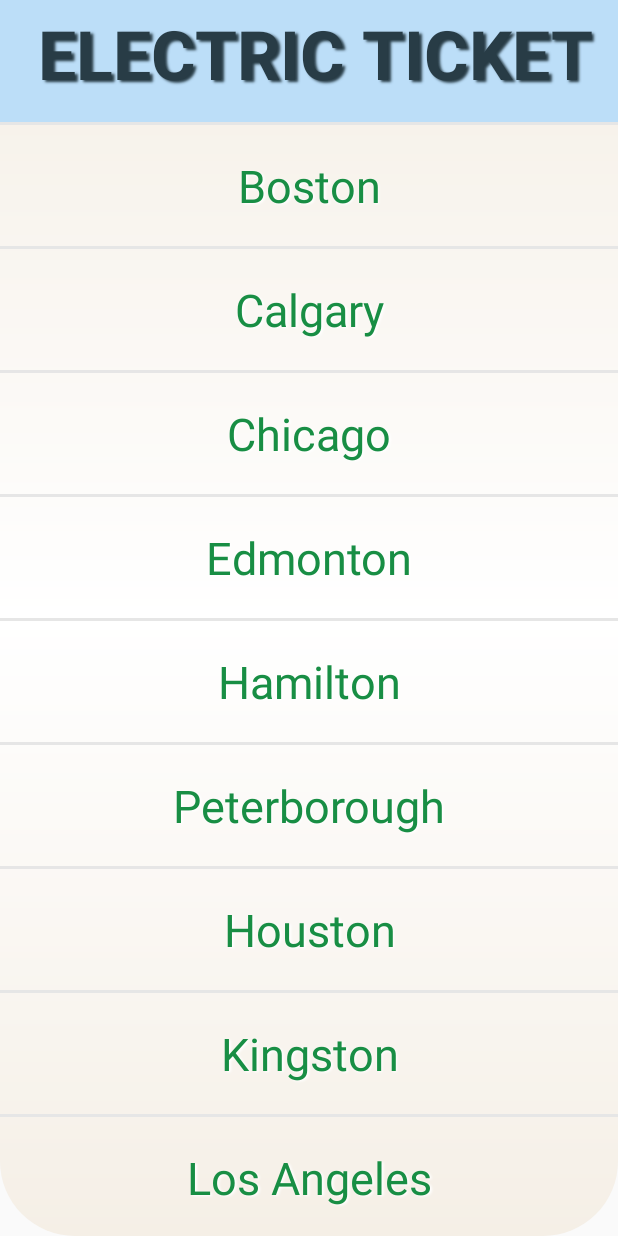
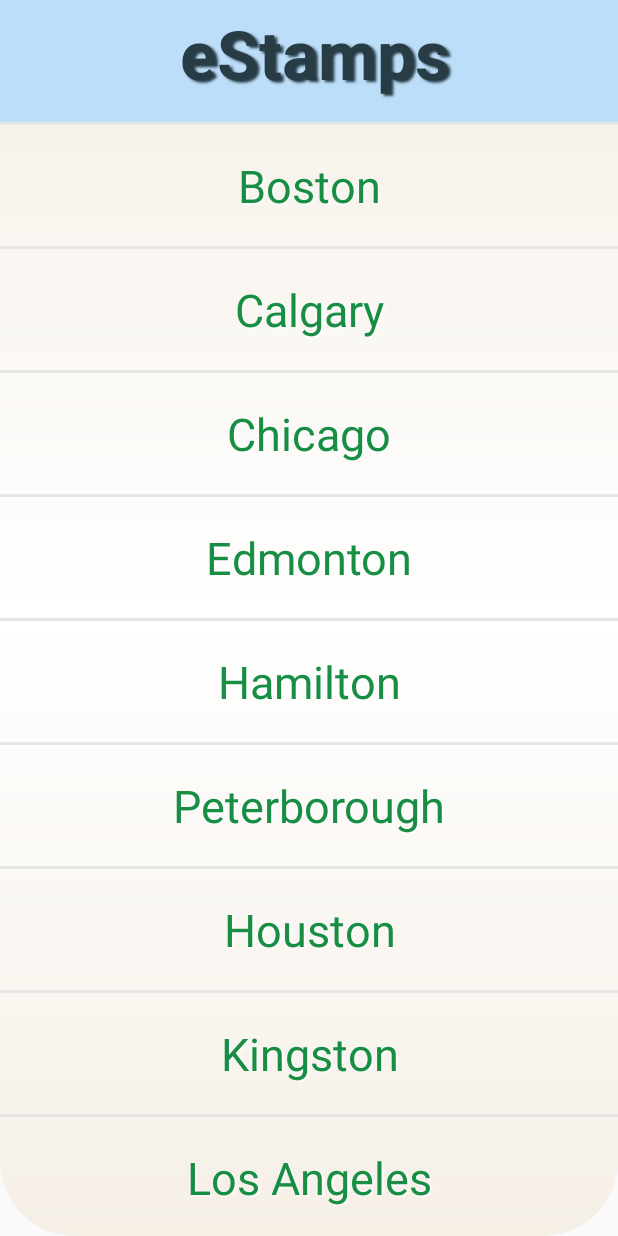
Before and after one commit to tzhang995/ECHacks2016, an Android app: the screen it shows after launch (MainActivity), on a phone screen of 412 x 824 dp. Run offline under Robolectric (Android 15) with nearby library versions, the phone set to English and light mode, and no system bars.

Commit message:
Name is now changed to eStamps :D

```diff
--- a/app/src/main/res/layout/activity_main.xml
+++ b/app/src/main/res/layout/activity_main.xml
@@ -11,7 +11,7 @@
     <TextView
         android:layout_width="match_parent"
         android:layout_height="wrap_content"
-        android:text="Electric Ticket"
+        android:text="eStamps"
         android:background="#BCDEF8"
         android:textSize="45dp"
         android:fontFamily="roboto-light-italic"
@@ -25,6 +25,7 @@
         style="?android:attr/listSeparatorTextViewStyle"
         android:paddingTop="5dip"
         android:gravity="center_horizontal"
+        android:textAllCaps="false"
         android:layout_below="@+id/connect_help"
         />
     <View
--- a/app/src/main/res/values/strings.xml
+++ b/app/src/main/res/values/strings.xml
@@ -1,3 +1,3 @@
 <resources>
-    <string name="app_name">ECHacks2016</string>
+    <string name="app_name">eStamps</string>
 </resources>
```
